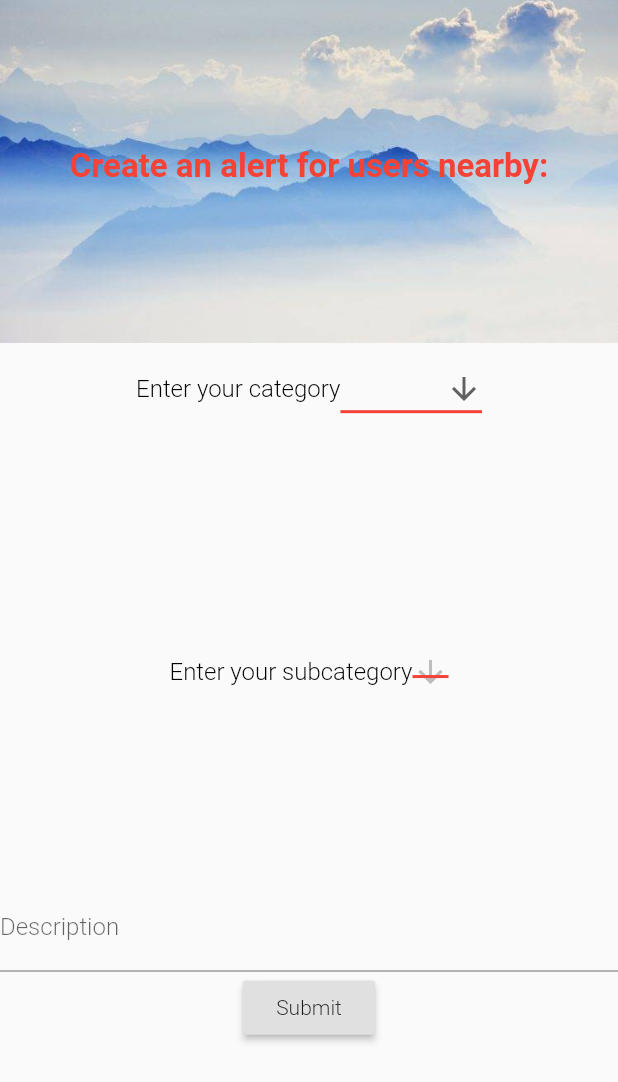
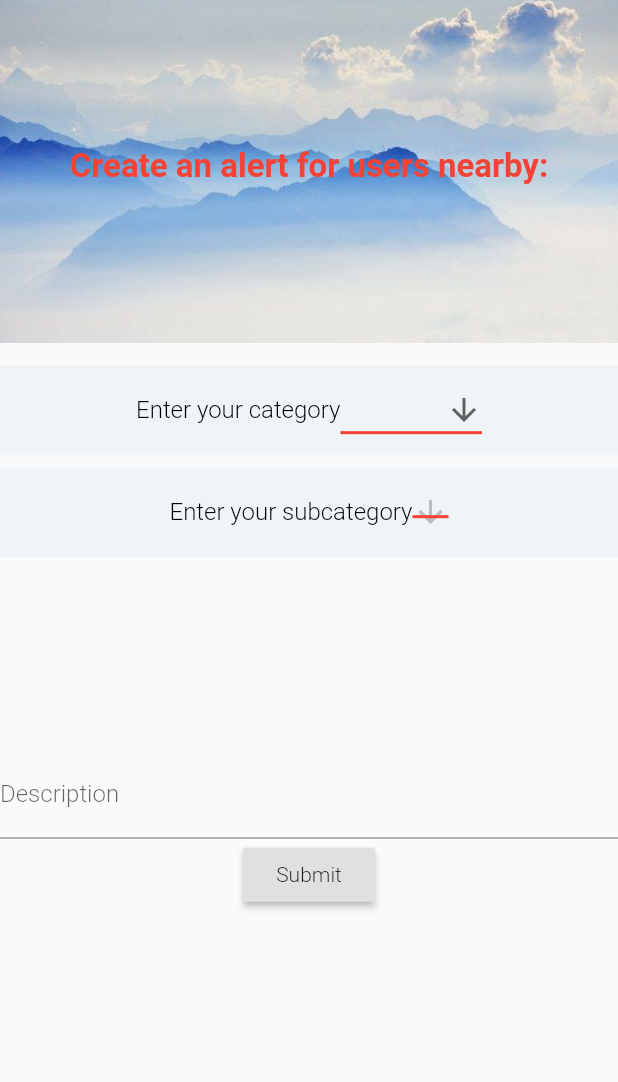
Before and after one commit to RaphaelChevallier/Flare-Hackathon, a Flutter app: the RequestWidget screen opened directly, on a phone screen of 412 x 824 dp. Shown: the top 1082 px of the screen. Run offline on Flutter 3.47's test engine with Material 2 defaults, Android fonts, the phone set to English and light mode, and no system bars; our stand-ins replace firebase_core, firebase_database, geolocator, google_maps_flutter, permission_handler; accounts and stored records are empty.

Commit message:
Formatting category

```diff
--- a/good_neighbors/lib/requests.dart
+++ b/good_neighbors/lib/requests.dart
@@ -207,7 +207,16 @@ void createRequest(category, description, latitude, longitude){
     );
   }
 
-
+ Widget _buildStatContainer(Row inner) {
+    return Container(
+      height: 60.0,
+      margin: EdgeInsets.only(top: 8.0),
+      decoration: BoxDecoration(
+        color: Color(0xFFEFF4F7),
+      ),
+      child: inner
+    );
+  }
 
   @override
   Widget build (BuildContext context){
@@ -239,7 +248,8 @@ void createRequest(category, description, latitude, longitude){
                   SizedBox(height: screenSize.height / 7.4),
 
                   //MAIN CATEGORY SELECTION
-                  Row(
+                  _buildStatContainer(
+                    Row(
                     mainAxisAlignment: MainAxisAlignment.center,
                     children: <Widget>[
                       Text(
@@ -249,10 +259,12 @@ void createRequest(category, description, latitude, longitude){
                      _buildCategory(),
                      ],
                   ),
-                  SizedBox(height: screenSize.height / 5.4),
+                  ),
+
 
                   //SUBCATEGORY SELECTION
-                  Row(
+                  _buildStatContainer(
+                    Row(
                     mainAxisAlignment: MainAxisAlignment.center,
                     children: <Widget>[
                       Text(
@@ -263,9 +275,11 @@ void createRequest(category, description, latitude, longitude){
                      ],
 
                    ),
+                  ),
                    SizedBox(height: screenSize.height / 6.4),
 
                    //SUBMIT BUTTON
+
                    _buildDescription(),
                     RaisedButton(
                       child: Text('Submit'),
```
